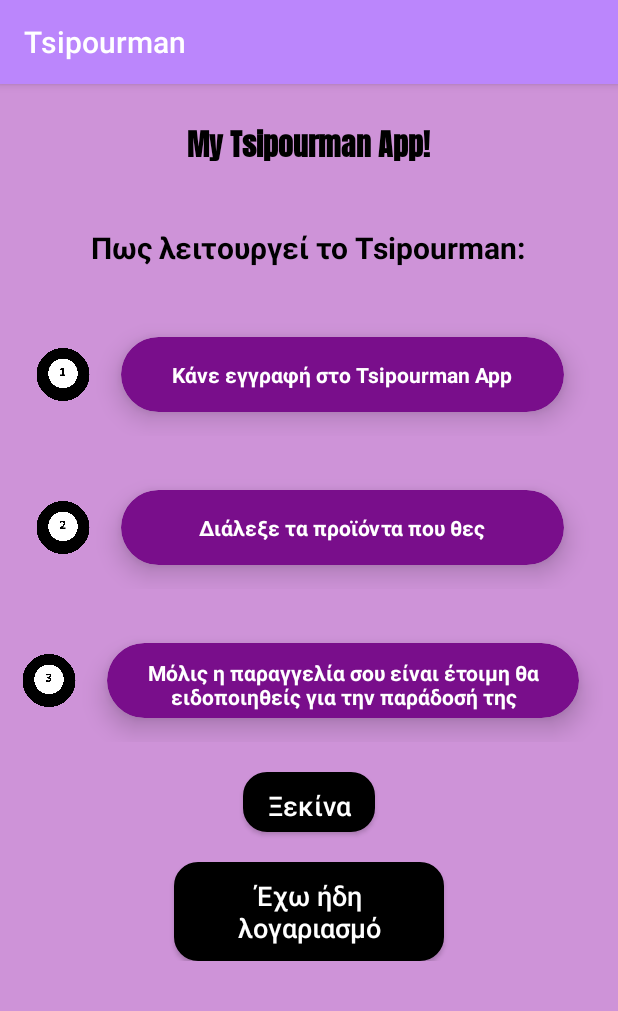
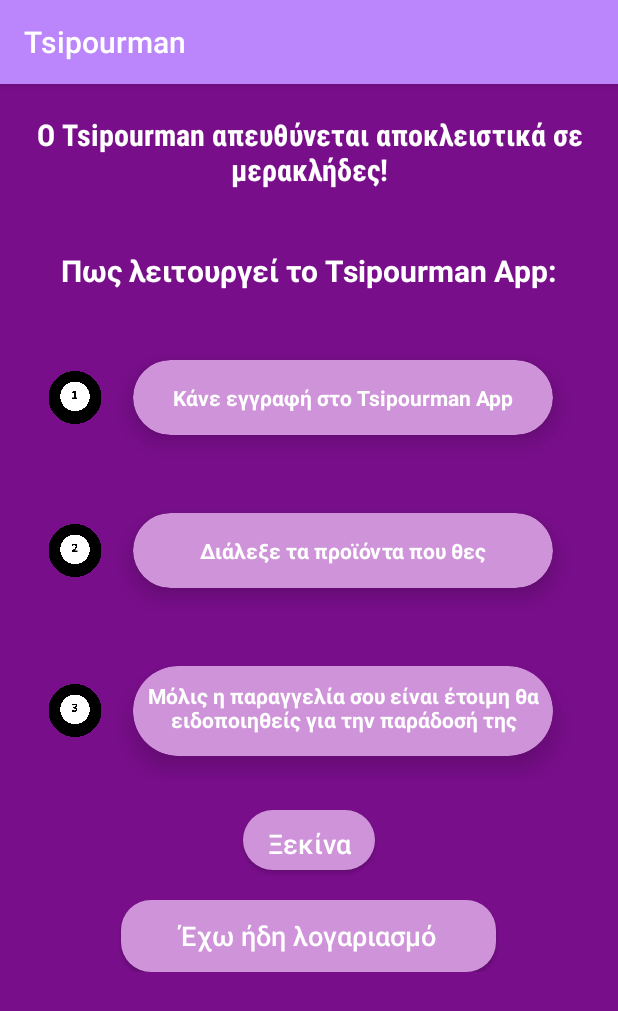
Before and after one commit to tsprodromos/Tsipourman, an Android app: the screen it shows after launch (WelcomeActivity), on a phone screen of 412 x 824 dp. Shown: the top 1011 px of the screen. Run offline under Robolectric (Android 15) with nearby library versions, the phone set to English and light mode, and no system bars.

Commit message:
register and login changes icon launcher changes

```diff
--- a/app/src/main/res/drawable/button_bg.xml
+++ b/app/src/main/res/drawable/button_bg.xml
@@ -2,5 +2,5 @@
 <shape xmlns:android="http://schemas.android.com/apk/res/android">
 
     <corners android:radius="20dp"/>
-    <solid android:color="@color/teal_700"/>
+    <solid android:color="#ce93d8"/>
 </shape>
--- a/app/src/main/res/drawable/round.xml
+++ b/app/src/main/res/drawable/round.xml
@@ -1,6 +1,5 @@
 <?xml version="1.0" encoding="utf-8"?>
 <shape xmlns:android="http://schemas.android.com/apk/res/android">
-    <solid android:color="@color/black"/>
     <stroke android:color="@color/black" android:width="1.5dp"/>
     <corners android:radius="15dp"/>
 </shape>
--- a/app/src/main/res/drawable/view_bg.xml
+++ b/app/src/main/res/drawable/view_bg.xml
@@ -2,7 +2,7 @@
 <shape xmlns:android="http://schemas.android.com/apk/res/android"
     android:shape="rectangle">
 
-    <solid android:color="@color/purple_500"/>
+    <solid android:color="#790e8b"/>
     <corners android:topLeftRadius="40dp"
         android:topRightRadius="40dp"/>
 
--- a/app/src/main/res/layout/activity_login.xml
+++ b/app/src/main/res/layout/activity_login.xml
@@ -85,7 +85,7 @@
             app:layout_constraintEnd_toEndOf="parent"
             app:layout_constraintStart_toStartOf="parent"
             app:layout_constraintTop_toTopOf="parent"
-            app:layout_constraintVertical_bias=".7"
+            app:layout_constraintVertical_bias="0.694"
             app:layout_constraintWidth_percent=".8" />
 
         <TextView
--- a/app/src/main/res/layout/welcome_activity.xml
+++ b/app/src/main/res/layout/welcome_activity.xml
@@ -5,7 +5,7 @@
     android:id="@+id/mylineatlayout"
     android:layout_width="match_parent"
     android:layout_height="match_parent"
-    android:background="#ce93d8"
+    android:background="#790e8b"
     android:orientation="vertical"
     tools:context=".WelcomeActivity">
 
@@ -26,9 +26,11 @@
                 android:id="@+id/welcome_string"
                 android:layout_width="wrap_content"
                 android:layout_height="wrap_content"
-                android:fontFamily="@font/anton"
+                android:gravity="center"
+
+                android:fontFamily="sans-serif-condensed"
                 android:text="@string/welcome"
-                android:textColor="#000000"
+                android:textColor="#FFFFFF"
                 android:textSize="20sp"
                 android:textStyle="bold" />
 
@@ -45,8 +47,8 @@
                 android:id="@+id/explain_text"
                 android:layout_width="wrap_content"
                 android:layout_height="wrap_content"
-                android:text="Πως λειτουργεί το Tsipourman:"
-                android:textColor="#000000"
+                android:text="@string/tsipourman_app"
+                android:textColor="#FFFFFF"
                 android:textSize="20sp"
                 android:textStyle="bold" />
         </LinearLayout>
@@ -66,15 +68,14 @@
 
             <androidx.cardview.widget.CardView
                 android:id="@+id/card1"
-                android:layout_width="295dp"
+                android:layout_width="280dp"
                 android:layout_height="50dp"
                 android:layout_centerInParent="true"
                 android:layout_margin="16dp"
                 android:layout_marginTop="40dp"
                 android:layout_marginEnd="24dp"
-                android:background="#790e8b"
                 android:foregroundGravity="center"
-                app:cardBackgroundColor="#790e8b"
+                app:cardBackgroundColor="#ce93d8"
                 app:cardCornerRadius="30dp"
                 app:cardElevation="10dp">
 
@@ -83,7 +84,7 @@
                     android:layout_height="wrap_content"
                     android:layout_marginTop="15dp"
                     android:gravity="center"
-                    android:text="Κάνε εγγραφή στο Tsipourman App"
+                    android:text="@string/step1"
                     android:textColor="#FFFFFF"
                     android:textStyle="bold" />
             </androidx.cardview.widget.CardView>
@@ -104,15 +105,14 @@
 
             <androidx.cardview.widget.CardView
                 android:id="@+id/card2"
-                android:layout_width="295dp"
+                android:layout_width="280dp"
                 android:layout_height="50dp"
                 android:layout_centerInParent="true"
                 android:layout_margin="16dp"
                 android:layout_marginTop="80dp"
                 android:layout_marginEnd="24dp"
-                android:background="#790e8b"
                 android:foregroundGravity="center"
-                app:cardBackgroundColor="#790e8b"
+                app:cardBackgroundColor="#ce93d8"
                 app:cardCornerRadius="50dp"
                 app:cardElevation="10dp">
 
@@ -121,7 +121,7 @@
                     android:layout_height="wrap_content"
                     android:layout_marginTop="15dp"
                     android:gravity="center"
-                    android:text="Διάλεξε τα προϊόντα που θες"
+                    android:text="@string/step2"
                     android:textColor="#FFFFFF"
                     android:textStyle="bold" />
             </androidx.cardview.widget.CardView>
@@ -142,15 +142,14 @@
 
             <androidx.cardview.widget.CardView
                 android:id="@+id/card3"
-                android:layout_width="wrap_content"
-                android:layout_height="50dp"
+                android:layout_width="280dp"
+                android:layout_height="60dp"
                 android:layout_centerInParent="true"
                 android:layout_margin="16dp"
                 android:layout_marginTop="80dp"
                 android:layout_marginEnd="24dp"
-                android:background="#790e8b"
                 android:foregroundGravity="center"
-                app:cardBackgroundColor="#790e8b"
+                app:cardBackgroundColor="#ce93d8"
                 app:cardCornerRadius="30dp"
                 app:cardElevation="10dp">
 
@@ -159,7 +158,7 @@
                     android:layout_height="wrap_content"
                     android:layout_marginTop="10dp"
                     android:gravity="center"
-                    android:text="Μόλις η παραγγελία σου είναι έτοιμη θα ειδοποιηθείς για την παράδοσή της"
+                    android:text="@string/step3"
                     android:textColor="#FFFFFF"
                     android:textStyle="bold" />
             </androidx.cardview.widget.CardView>
@@ -176,8 +175,8 @@
                 android:id="@+id/registerbtn"
                 android:layout_width="wrap_content"
                 android:layout_height="40dp"
-                android:background="@drawable/round"
-                android:text="Ξεκίνα"
+                android:background="@drawable/button_bg"
+                android:text="@string/register_bg_text"
                 android:textAllCaps="false"
                 android:textColor="@color/white"
                 android:textSize="18sp"
@@ -190,11 +189,11 @@
 
             <Button
                 android:id="@+id/loginbtn"
-                android:layout_width="180dp"
+                android:layout_width="250dp"
                 android:layout_height="wrap_content"
                 android:layout_weight="1"
-                android:background="@drawable/round"
-                android:text="Έχω ήδη λογαριασμό"
+                android:background="@drawable/button_bg"
+                android:text="@string/login_bg_text"
                 android:textAllCaps="false"
                 android:textColor="@color/white"
                 android:textSize="18sp"
--- a/app/src/main/res/values/strings.xml
+++ b/app/src/main/res/values/strings.xml
@@ -1,5 +1,11 @@
 <resources>
     <string name="app_name">Tsipourman</string>
-    <string name="welcome">My Tsipourman App!</string>
+    <string name="welcome">Ο Tsipourman απευθύνεται αποκλειστικά σε μερακλήδες!</string>
     <string name="step1_text">Κάνε λογαριασμό στο Tsipourman App</string>
+    <string name="tsipourman_app">Πως λειτουργεί το Tsipourman App:</string>
+    <string name="step1">Κάνε εγγραφή στο Tsipourman App</string>
+    <string name="step2">Διάλεξε τα προϊόντα που θες</string>
+    <string name="step3">Μόλις η παραγγελία σου είναι έτοιμη θα ειδοποιηθείς για την παράδοσή της</string>
+    <string name="register_bg_text">Ξεκίνα</string>
+    <string name="login_bg_text">Έχω ήδη λογαριασμό</string>
 </resources>
```
Also changed, not shown: app/src/main/res/font/anton.ttf (deleted), app/src/main/res/font/bebas_neue.ttf (deleted), app/src/main/res/font/titan_one.ttf (deleted).
